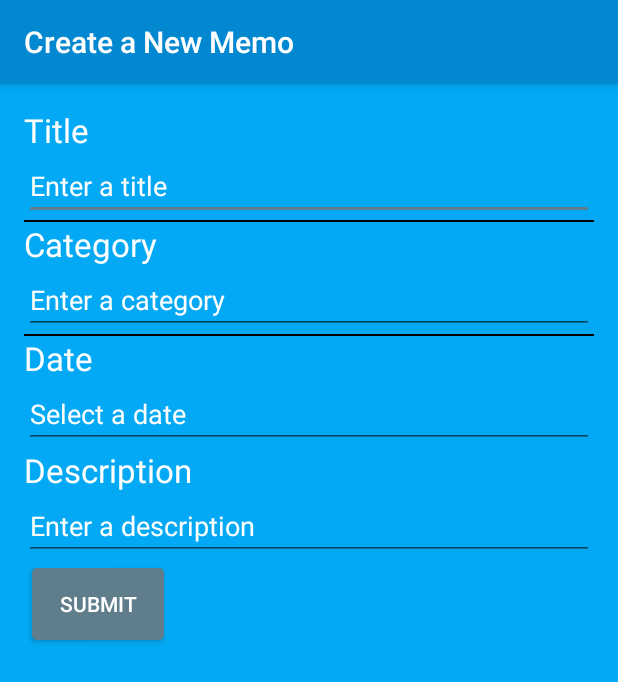
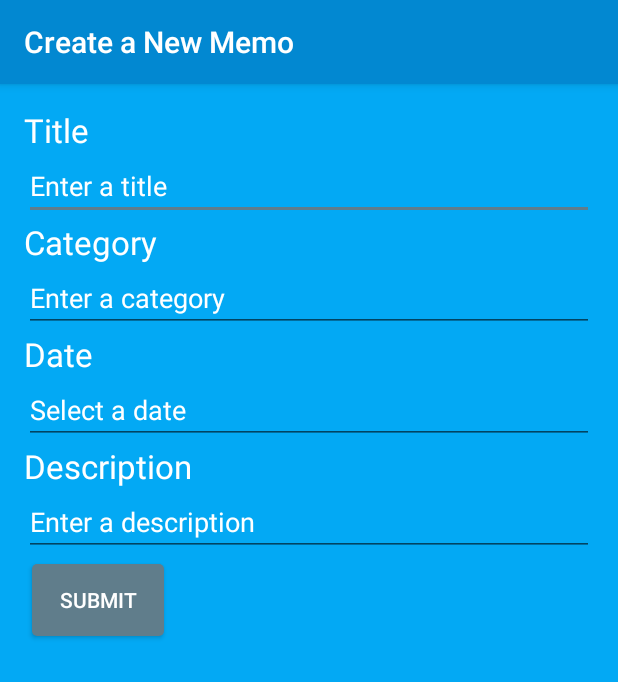
Before and after one commit to BlaineParr/QuickMemoNew, an Android app: the CreateActivity screen opened directly, with no data from a screen before it, on a phone screen of 412 x 824 dp. Shown: the top 682 px of the screen. Run offline under Robolectric (Android 15) with nearby library versions, the phone set to English and light mode, and no system bars.

```diff
--- a/app/src/main/res/layout/content_create.xml
+++ b/app/src/main/res/layout/content_create.xml
@@ -51,13 +51,6 @@
     <LinearLayout
         android:orientation="horizontal"
         android:layout_width="match_parent"
-        android:layout_height="1dp"
-        android:background="@android:color/background_dark"
-        android:id="@+id/dividerLinearLayout"></LinearLayout>
-
-    <LinearLayout
-        android:orientation="horizontal"
-        android:layout_width="match_parent"
         android:layout_height="wrap_content"
         android:id="@+id/categoryTextViewLinearLayout">
 
@@ -86,13 +79,6 @@
             android:textColor="@color/colorIcons" />
 
     </LinearLayout>
-
-    <LinearLayout
-        android:orientation="horizontal"
-        android:layout_width="match_parent"
-        android:layout_height="1dp"
-        android:background="@android:color/background_dark"
-        android:id="@+id/divider2LinearLayout" />
 
     <LinearLayout
         android:orientation="horizontal"
--- a/app/src/main/res/values/colors.xml
+++ b/app/src/main/res/values/colors.xml
@@ -8,4 +8,5 @@
     <color name="colorSecondaryText">#727272</color>
     <color name="colorIcons">#FFFFFF</color>
     <color name="colorDivider">#B6B6B6</color>
+    <color name="colorDone">#006400</color>
 </resources>
```
Also changed, not shown: app/src/main/java/ca/georgiancollege/quickmemo/MainActivity.java (+53 -4 lines), 1 other file.
